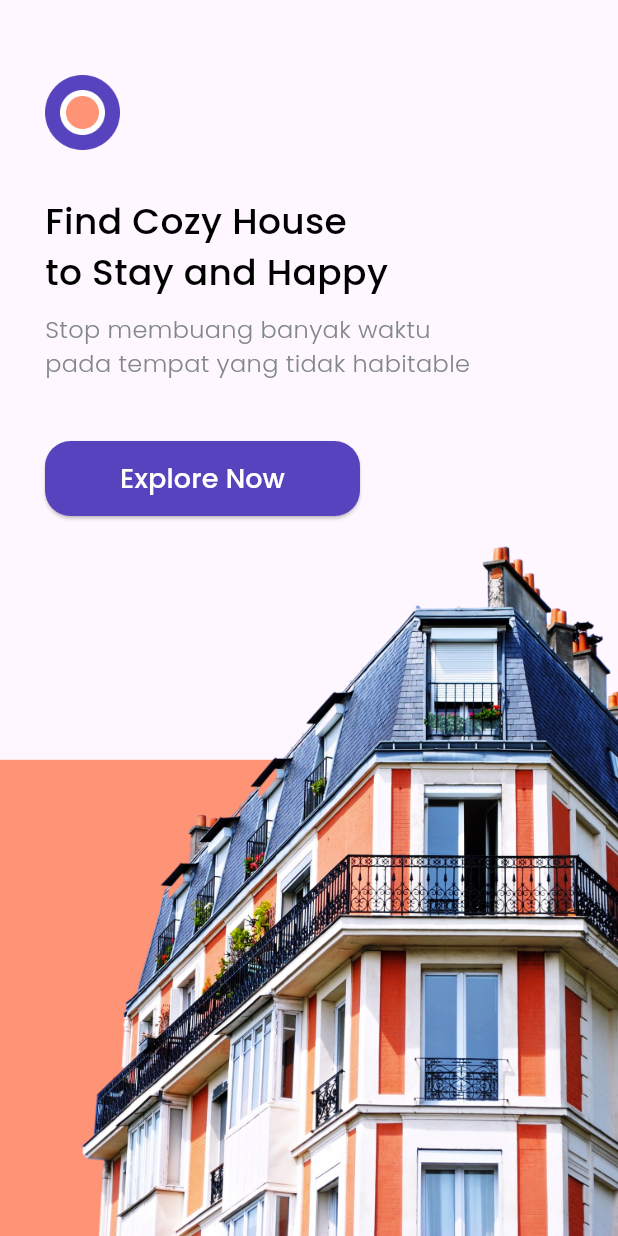
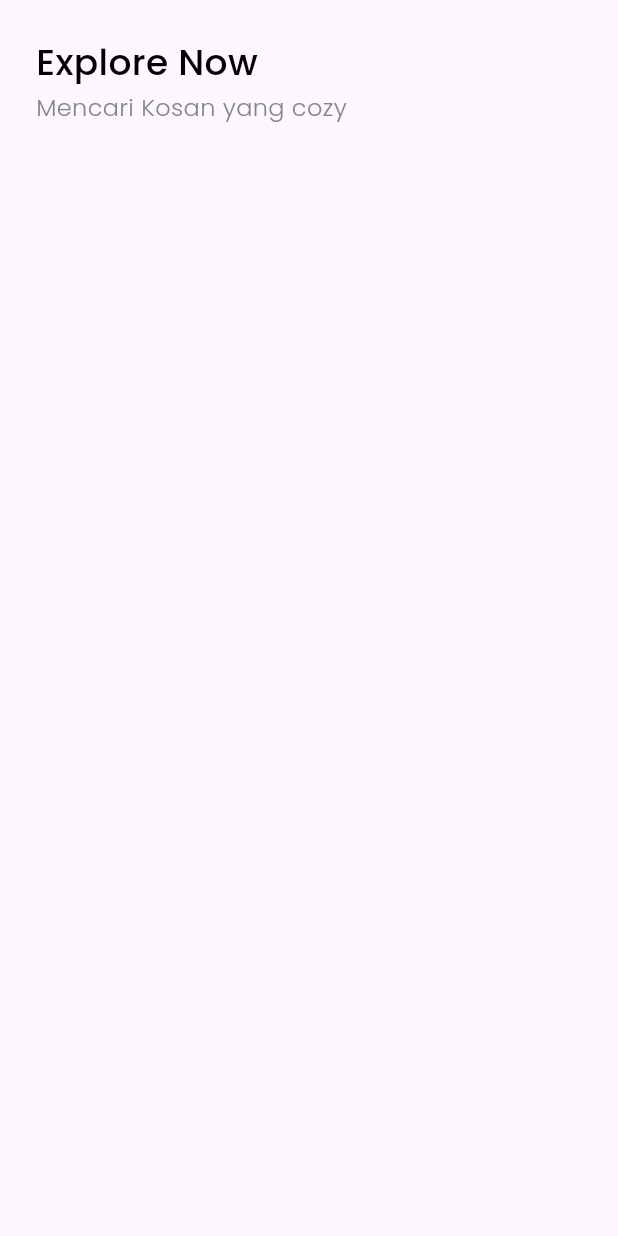
Before and after one commit to Farizal97/Kos-app-New, a Flutter app: the screen it shows after launch, after a tap on "Explore Now", on a phone screen of 412 x 824 dp. Run offline on Flutter 3.47's test engine with Material 3 defaults, Android fonts, the phone set to English and light mode, and no system bars; our stand-ins replace google_fonts.

Commit message:
home title

```diff
--- /dev/null
+++ b/lib/pages/home_page.dart
@@ -0,0 +1,48 @@
+import 'package:flutter/material.dart';
+import 'package:kosappv1/theme.dart';
+
+class HomePage extends StatelessWidget {
+  const HomePage({super.key});
+
+  @override
+  Widget build(BuildContext context) {
+    return Scaffold(
+      body: SafeArea(
+          child: Padding(
+        padding: EdgeInsets.symmetric(
+          vertical: edge,
+        ),
+        child: ListView(
+          children: [
+            Padding(
+              padding: EdgeInsets.only(
+                left: edge,
+              ),
+              child: Text(
+                'Explore Now',
+                style: blackTextStyle.copyWith(
+                  fontSize: 24,
+                ),
+              ),
+            ),
+            const SizedBox(
+              height: 2,
+            ),
+            Padding(
+              padding: EdgeInsets.only(left: edge),
+              child: Text(
+                'Mencari Kosan yang cozy',
+                style: greyTextStyle.copyWith(
+                  fontSize: 16,
+                ),
+              ),
+            ),
+            const SizedBox(
+              height: 30,
+            ),
+          ],
+        ),
+      )),
+    );
+  }
+}
--- a/lib/pages/splash_page.dart
+++ b/lib/pages/splash_page.dart
@@ -1,4 +1,5 @@
 import 'package:flutter/material.dart';
+import 'package:kosappv1/pages/home_page.dart';
 import 'package:kosappv1/theme.dart';
 
 class SplashPage extends StatelessWidget {
@@ -58,15 +59,21 @@ class SplashPage extends StatelessWidget {
                     width: 210,
                     height: 50,
                     child: ElevatedButton(
-                      onPressed: (){},
+                      onPressed: () {
+                        Navigator.push(
+                          context,
+                          MaterialPageRoute(
+                            builder: (context) => const HomePage(),
+                          ),
+                        );
+                      },
                       style: ElevatedButton.styleFrom(
                           backgroundColor: purpleColor,
                           shape: RoundedRectangleBorder(
                             borderRadius: BorderRadius.circular(17),
-                        )
-                      ),
-
-                    child:  Text('Explore Now',
+                          )),
+                      child: Text(
+                        'Explore Now',
                         style: whiteTextStyle.copyWith(
                           fontSize: 18,
                         ),
```
Lines whose indentation alone changed are shown as unchanged.
